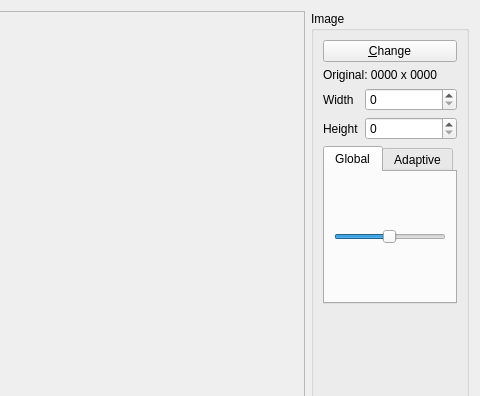
Above: src/GUI/importImageDialog.ui from spillerrec/RICcreator before the change; both pictures show x 109 to 589 and y 0 to 396 of the 589 by 624 pixel window. Below: the same form after it.
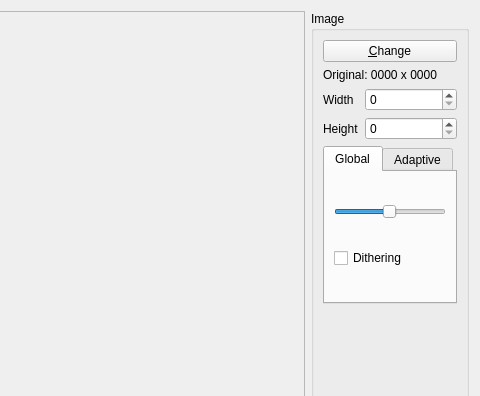
That is the form after the change.

Commit message: ADD: dithering for global thresholding ENHANCE: reset position of preview when changing or scaling the image

The edit to the form file:
```diff
--- a/src/GUI/importImageDialog.ui
+++ b/src/GUI/importImageDialog.ui
@@ -141,6 +141,13 @@
               </property>
              </widget>
             </item>
+            <item>
+             <widget class="QCheckBox" name="dithering">
+              <property name="text">
+               <string>Dithering</string>
+              </property>
+             </widget>
+            </item>
            </layout>
           </widget>
           <widget class="QWidget" name="tab_2">
```
The commit also changes 1 other file.
